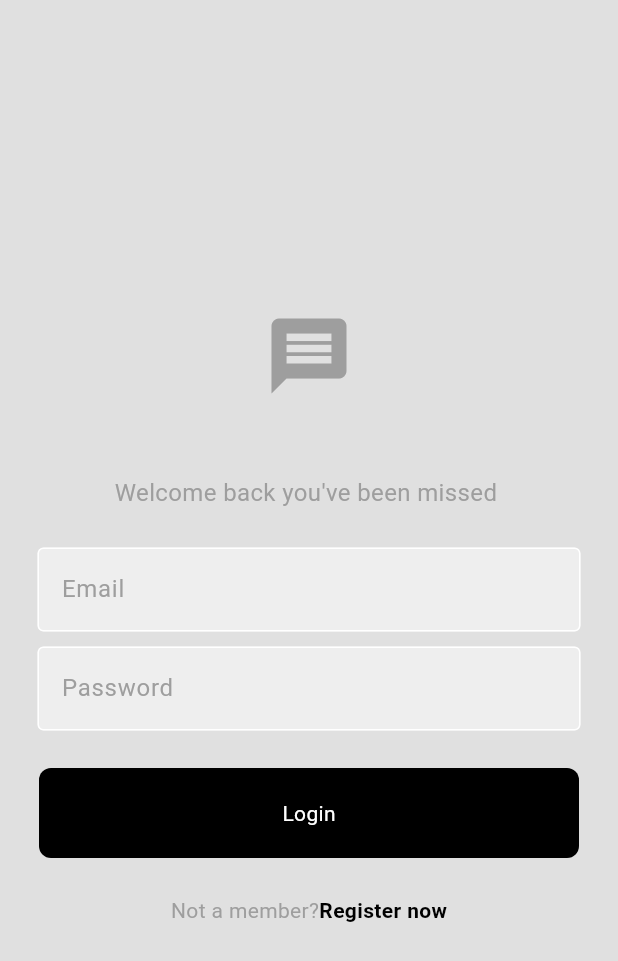
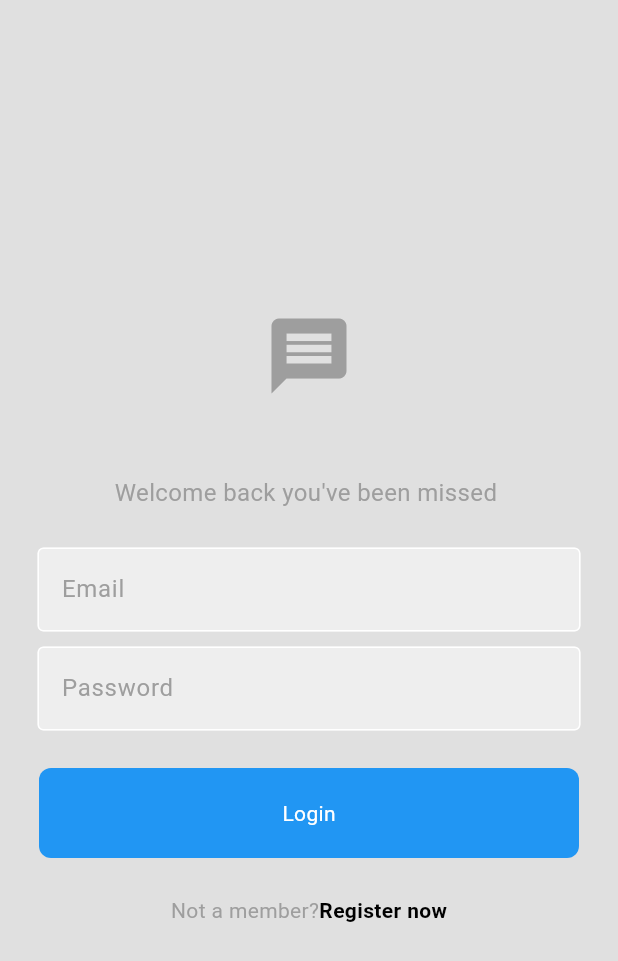
Before and after one commit to dillahmwangi/Mini_flutter_projects, a Flutter app: the screen it shows after launch, on a phone screen of 412 x 824 dp. Shown: the top 961 px of the screen. Run offline on Flutter 3.47's test engine with Material 3 defaults, Android fonts, the phone set to English and light mode, and no system bars.

Commit message:
changed theme color

```diff
--- a/lib/src/components/themes/light_mode.dart
+++ b/lib/src/components/themes/light_mode.dart
@@ -6,6 +6,7 @@ ThemeData lightMode = ThemeData(
   primary: Colors.grey.shade500,
   secondary: Colors.grey.shade200,
   tertiary: Colors.white,
+  outline: Colors.blue,
   inversePrimary: Colors.grey.shade900
 ),
 );
```
